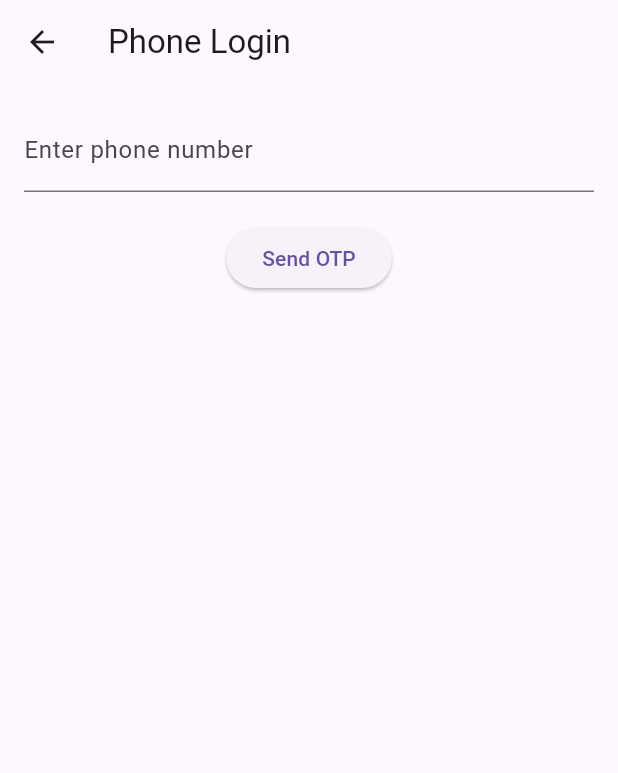
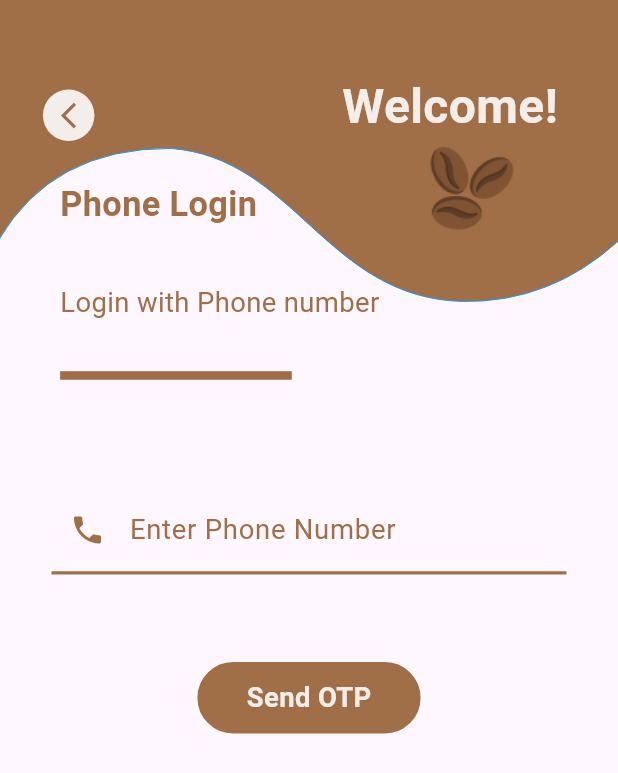
Before and after one commit to k1mlongPov/Coffee-Shop, a Flutter app: the PhoneAuthScreen screen opened by its route, on a phone screen of 412 x 824 dp. Shown: the top 773 px of the screen. Run offline on Flutter 3.47's test engine with Material 3 defaults, Android fonts, the light colour scheme and no system bars; our stand-ins replace badges, cloud_firestore, firebase_auth, firebase_core, firebase_storage, flutter_phoenix and 9 more; accounts and stored records are empty; Roboto replaces fonts that are missing (Julee).

Commit message:
init commit

```diff
--- a/lib/auth/pages/auth_screen.dart
+++ b/lib/auth/pages/auth_screen.dart
@@ -30,12 +30,12 @@ class AuthScreen extends StatelessWidget {
                       GestureDetector(
                         onTap: () => Get.toNamed("/signin"),
                         child: reusableBtn(
-                            "sign in", "Sign in", whiteColor, brownColor),
+                            "sign in", "Sign in", whiteColor, brownColor, 50.h),
                       ),
                       GestureDetector(
                         onTap: () => Get.toNamed("/register"),
-                        child: reusableBtn(
-                            "register", "Sign up", brownColor, whiteColor),
+                        child: reusableBtn("register", "Sign up", brownColor,
+                            whiteColor, 50.h),
                       ),
                     ],
                   ),
--- a/lib/auth/pages/phone_auth_screen.dart
+++ b/lib/auth/pages/phone_auth_screen.dart
@@ -1,6 +1,10 @@
 // phone_login_screen.dart
 import 'package:coffeeshop/auth/controllers/auth_controller.dart';
+import 'package:coffeeshop/auth/widgets/phone_widget.dart';
+import 'package:coffeeshop/auth/widgets/textfield_input.dart';
+import 'package:coffeeshop/home/widgets/reusable_items.dart';
 import 'package:flutter/material.dart';
+import 'package:flutter_screenutil/flutter_screenutil.dart';
 import 'package:get/get.dart';
 
 class PhoneAuthScreen extends StatelessWidget {
@@ -12,34 +16,55 @@ class PhoneAuthScreen extends StatelessWidget {
   @override
   Widget build(BuildContext context) {
     return Scaffold(
-      appBar: AppBar(title: const Text('Phone Login')),
-      body: Padding(
-        padding: const EdgeInsets.all(16),
-        child: Column(
+      body: Column(
         children: [
-            TextField(
-              controller: phoneController,
-              keyboardType: TextInputType.phone,
-              decoration: const InputDecoration(
-                labelText: "Enter phone number",
-                hintText: "+85512345678",
+          clipPathWidgetForPhone(
+            'Welcome!',
+            'Phone Login',
+            'Login with Phone number',
+          ),
+          SizedBox(height: 30.h),
+          Divider(
+            height: 2.h,
+            thickness: 5.w,
+            color: brownColor,
+            endIndent: 190.w,
+            indent: 35.w,
+          ),
+          SizedBox(height: 30.h),
+          Padding(
+            padding: EdgeInsets.all(30.r),
+            child: TextFieldInput(
+              textEditingController: phoneController,
+              hintText: "0883456789",
+              labelText: "Enter Phone Number",
+              keyboardType: TextInputType.number,
+              prefixIcon: Icons.phone,
             ),
           ),
-            const SizedBox(height: 20),
+          SizedBox(height: 20.h),
           Obx(
             () => authController.isLoading.value
-                  ? CircularProgressIndicator()
-                  : ElevatedButton(
-                      onPressed: () {
+                ? const CircularProgressIndicator()
+                : GestureDetector(
+                    onTap: () {
                       authController.signInWithPhone(
-                            authController.formatToE164(phoneController.text));
+                        authController.formatToE164(
+                          phoneController.text.trim(),
+                        ),
+                      );
                     },
-                      child: const Text('Send OTP'),
+                    child: reusableBtn(
+                      'sendOTP',
+                      'Send OTP',
+                      whiteColor,
+                      brownColor,
+                      40.h,
+                    ),
                   ),
           ),
         ],
       ),
-      ),
     );
   }
 }
--- a/lib/auth/pages/sign_in_screen.dart
+++ b/lib/auth/pages/sign_in_screen.dart
@@ -42,6 +42,7 @@ class SignInScreen extends StatelessWidget {
                     textEditingController: emailController,
                     hintText: "enter your email address",
                     labelText: "Email",
+                    keyboardType: TextInputType.emailAddress,
                     prefixIcon: Icons.email,
                   ),
                 ),
@@ -53,6 +54,7 @@ class SignInScreen extends StatelessWidget {
                       textEditingController: passwordController,
                       hintText: "enter your password",
                       labelText: "Password",
+                      keyboardType: TextInputType.text,
                       obscureText: authController.isPasswordHidden,
                       prefixIcon: Icons.lock,
                       suffixIcon: IconButton(
@@ -86,6 +88,7 @@ class SignInScreen extends StatelessWidget {
                           "Sign in",
                           whiteColor,
                           brownColor,
+                          50.h,
                         ),
                       ),
                       Text(
--- a/lib/auth/services/pick_image_service.dart
+++ b/lib/auth/services/pick_image_service.dart
@@ -35,6 +35,7 @@ class PickImageService {
 
       // Get the download URL
       final url = await ref.getDownloadURL();
+      // ignore: avoid_print
       print("Image uploaded. URL: $url");
       return url;
     } catch (e) {
@@ -61,6 +62,7 @@ class PickImageService {
       'photoUrl': photoUrl,
     });
 
+    // ignore: avoid_print
     print("Photo URL updated in Firestore: $photoUrl");
   }
 }
--- a/lib/auth/widgets/clippath_widget.dart
+++ b/lib/auth/widgets/clippath_widget.dart
@@ -5,6 +5,7 @@ class RPSCustomPainter extends CustomPainter {
   void paint(Canvas canvas, Size size) {
     // Layer 1
 
+    // ignore: non_constant_identifier_names
     Paint paint_fill_0 = Paint()
       ..color = const Color.fromARGB(255, 160, 111, 72)
       ..style = PaintingStyle.fill
@@ -33,6 +34,7 @@ class RPSCustomPainter extends CustomPainter {
 
     // Layer 1
 
+    // ignore: non_constant_identifier_names
     Paint paint_stroke_0 = Paint()
       ..color = const Color.fromARGB(255, 33, 150, 243)
       ..style = PaintingStyle.stroke
--- /dev/null
+++ b/lib/auth/widgets/phone_widget.dart
@@ -0,0 +1,71 @@
+import 'package:coffeeshop/auth/widgets/clippath_widget.dart';
+import 'package:coffeeshop/home/widgets/reusable_items.dart';
+import 'package:flutter/material.dart';
+import 'package:flutter_screenutil/flutter_screenutil.dart';
+import 'package:get/get.dart';
+import 'package:google_fonts/google_fonts.dart';
+
+Widget clipPathWidgetForPhone(
+    String welcomeText, String authNameType, String subText) {
+  return Stack(
+    children: [
+      CustomPaint(
+        size: Size(double.infinity, 180.h),
+        painter: RPSCustomPainter(),
+      ),
+      Positioned(
+        top: 50.h,
+        left: 25.w,
+        child: GestureDetector(
+          onTap: () => Get.offAndToNamed('/auth'),
+          child: Container(
+            width: 30.w,
+            height: 30.w,
+            decoration: BoxDecoration(
+              borderRadius: BorderRadius.circular(15.w),
+              color: whiteColor,
+            ),
+            child: Icon(
+              Icons.arrow_back_ios_new,
+              color: brownColor,
+              size: 18.r,
+            ),
+          ),
+        ),
+      ),
+      Positioned(
+        top: 40.h,
+        right: 35.w,
+        child: Text(
+          welcomeText,
+          style: GoogleFonts.julee(
+            color: whiteColor,
+            fontWeight: FontWeight.bold,
+            fontSize: 28.sp,
+          ),
+        ),
+      ),
+      Positioned(
+        bottom: 50.h,
+        right: 60.w,
+        child: Image(
+          image: const AssetImage("asset/icons/coffee-beans3.png"),
+          width: 50.w,
+          height: 50.h,
+        ),
+      ),
+      Positioned(
+        bottom: 0,
+        left: 35.w,
+        child: Column(
+          crossAxisAlignment: CrossAxisAlignment.start,
+          children: [
+            reusableTxt(authNameType, brownColor, 20.sp, FontWeight.bold),
+            SizedBox(height: 30.h),
+            reusableTxt(subText, brownColor, 16.sp, FontWeight.normal),
+          ],
+        ),
+      ),
+    ],
+  );
+}
--- a/lib/auth/widgets/textfield_input.dart
+++ b/lib/auth/widgets/textfield_input.dart
@@ -12,12 +12,14 @@ class TextFieldInput extends StatelessWidget {
   final IconButton? suffixIcon;
   final bool isPassword;
   final RxBool? obscureText;
+  final TextInputType keyboardType;
 
   const TextFieldInput({
     super.key,
     required this.textEditingController,
     required this.hintText,
     required this.labelText,
+    required this.keyboardType,
     this.isPassword = true,
     this.obscureText,
     this.prefixIcon,
--- a/lib/home/pages/product_detail.dart
+++ b/lib/home/pages/product_detail.dart
@@ -133,6 +133,7 @@ class ProductDetail extends StatelessWidget {
                 color: Colors.amber,
               ),
               onRatingUpdate: (rating) {
+                // ignore: avoid_print
                 print(rating);
               },
             ),
@@ -150,7 +151,7 @@ class ProductDetail extends StatelessWidget {
                     selectedColor: brownColor,
                     label: reusableTxt(
                       size,
-                      selectedSize == size ? whiteColor : brownColor,
+                      selectedSize.toString() == size ? whiteColor : brownColor,
                       14.sp,
                       FontWeight.normal,
                     ),
--- a/lib/home/widgets/product_items.dart
+++ b/lib/home/widgets/product_items.dart
@@ -75,6 +75,7 @@ Widget productItems(ProductModel productModel, int index) {
                 color: Colors.amber,
               ),
               onRatingUpdate: (rating) {
+                // ignore: avoid_print
                 print(rating);
               },
             ),
--- a/lib/home/widgets/reusable_items.dart
+++ b/lib/home/widgets/reusable_items.dart
@@ -22,10 +22,11 @@ Widget reusableBtn(
   String btnName,
   Color fontColor,
   Color bgColor,
+  double height,
 ) {
   return Container(
     width: 130.w,
-    height: 50.h,
+    height: height,
     decoration: BoxDecoration(
       color: bgColor,
       borderRadius: BorderRadius.circular(75.r),
@@ -35,7 +36,7 @@ Widget reusableBtn(
       child: reusableTxt(
         btnName,
         fontColor,
-        18.sp,
+        16.sp,
         FontWeight.bold,
       ),
     ),
--- a/lib/main.dart
+++ b/lib/main.dart
@@ -8,7 +8,6 @@ import 'package:coffeeshop/home/controller/favorite_controller.dart';
 import 'package:coffeeshop/home/pages/favorite_screen.dart';
 import 'package:coffeeshop/home/pages/home_page.dart';
 import 'package:coffeeshop/home/pages/home_screen.dart';
-import 'package:coffeeshop/home/pages/location_screen.dart';
 import 'package:coffeeshop/home/pages/profile_screen.dart';
 import 'package:coffeeshop/home/pages/shopping_cart_screen.dart';
 import 'package:firebase_auth/firebase_auth.dart';
@@ -48,7 +47,6 @@ class MyApp extends StatelessWidget {
           GetPage(name: '/phone', page: () => PhoneAuthScreen()),
           GetPage(name: '/homepage', page: () => HomePage()),
           GetPage(name: '/favorite', page: () => FavoriteScreen()),
-          GetPage(name: '/location', page: () => const LocationScreen()),
           GetPage(name: '/profile', page: () => ProfileScreen()),
           GetPage(name: '/cart', page: () => const ShoppingCartScreen()),
           // Add more routes as needed
```
Also changed, not shown: lib/auth/pages/otp_verification_screen.dart (+11 -8 lines), lib/auth/pages/register_screen.dart (+6 -6 lines), lib/home/pages/category_screen.dart (+5 -7 lines), lib/home/pages/home_screen.dart (+0 -9 lines), lib/home/pages/location_screen.dart (deleted, +0 -14 lines), lib/home/widgets/category_items.dart (deleted, +0 -125 lines), 2 other files. Lines whose indentation alone changed are shown as unchanged.
